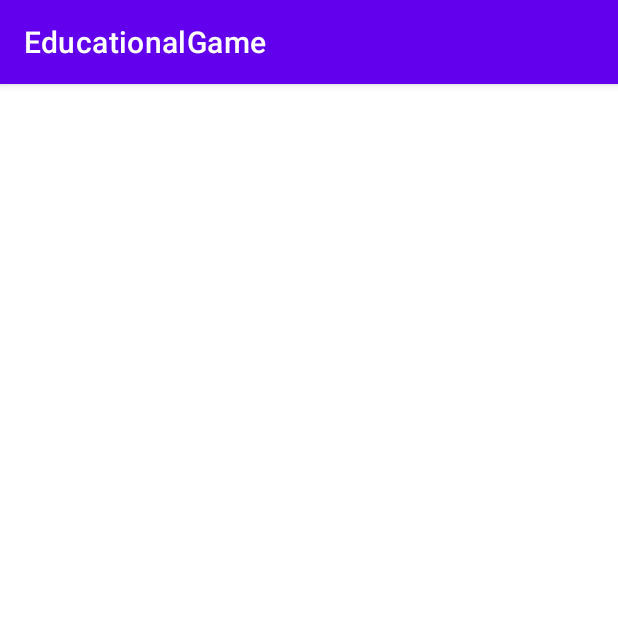
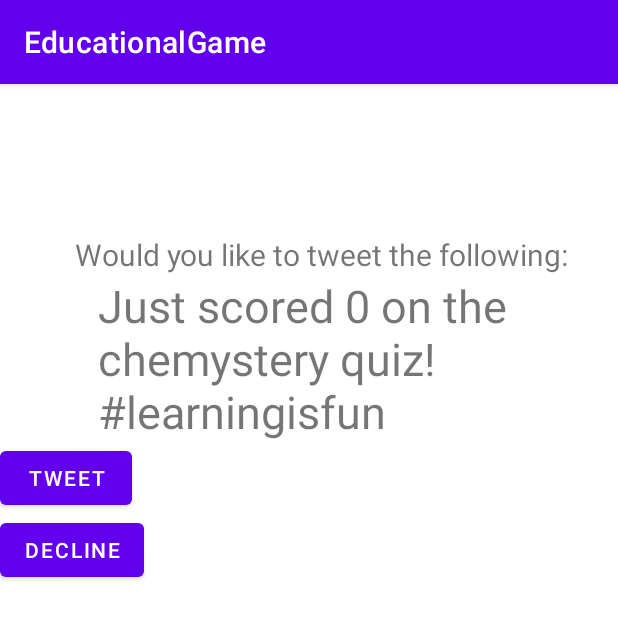
Before and after one commit to Jai-Wilson/EducationalGame, an Android app: the SocialNetworkingActivity screen opened directly, with no data from a screen before it, on a phone screen of 412 x 824 dp. Shown: the top 619 px of the screen. Run offline under Robolectric (Android 15) with nearby library versions, the phone set to English and light mode, and no system bars.

Commit message:
Add tweeting capabilities

```diff
--- a/app/build.gradle
+++ b/app/build.gradle
@@ -36,4 +36,5 @@ dependencies {
     testImplementation 'junit:junit:4.+'
     androidTestImplementation 'androidx.test.ext:junit:1.1.2'
     androidTestImplementation 'androidx.test.espresso:espresso-core:3.3.0'
+    api 'org.twitter4j:twitter4j-core:4.0.7'
 }
--- a/app/src/main/java/au/edu/jcu/cp3406/educationalgame/SocialNetworkingActivity.java
+++ b/app/src/main/java/au/edu/jcu/cp3406/educationalgame/SocialNetworkingActivity.java
@@ -2,9 +2,26 @@ package au.edu.jcu.cp3406.educationalgame;
 
 import androidx.appcompat.app.AppCompatActivity;
 
+import android.content.Intent;
 import android.os.Bundle;
+import android.util.Log;
+import android.view.View;
+import android.widget.Button;
+import android.widget.TextView;
+
+import twitter4j.Twitter;
+import twitter4j.TwitterException;
+import twitter4j.TwitterFactory;
+import twitter4j.User;
 
 public class SocialNetworkingActivity extends AppCompatActivity {
+
+    TextView userScore;
+    private Twitter twitter = TwitterFactory.getSingleton();
+    public int score;
+    private User user;
+    Button sendTweetbutton;
+    Button declineTweetButton;
 
 
 
@@ -12,5 +29,52 @@ public class SocialNetworkingActivity extends AppCompatActivity {
     protected void onCreate(Bundle savedInstanceState) {
         super.onCreate(savedInstanceState);
         setContentView(R.layout.activity_social_networking);
+
+        sendTweetbutton = findViewById(R.id.tweetButton);
+        declineTweetButton = findViewById(R.id.noTweet);
+
+        Intent intent = getIntent();
+        score = intent.getIntExtra("Score", 0);
+
+        userScore = findViewById(R.id.userScoreDisplay);
+        userScore.setText(String.format("Just scored %d on the chemystery quiz! #learningisfun", score));
+    }
+
+
+    public void sendTweetClicked(View view) {
+        Background.run(new Runnable() {
+            @Override
+            public void run() {
+                if (isAuthorised()) {
+
+                    try {
+                        twitter.updateStatus(String.format("Just scored %d on the chemystery quiz! #learningisfun", score));
+                    } catch (TwitterException ignored) {
+
+                    }
+                }
+
+            }
+        });
+
+        userScore.setText("Success!");
+
+
+    }
+
+    private boolean isAuthorised() {
+        try {
+            user = twitter.verifyCredentials();
+            Log.i("MainActivity", "verified");
+            return true;
+        } catch (Exception e) {
+            Log.i("MainActivity", "not verified");
+            return false;
+        }
+    }
+
+
+    public void declineTweet(View view) {
+        super.onBackPressed();
     }
 }
--- a/app/src/main/res/layout/activity_social_networking.xml
+++ b/app/src/main/res/layout/activity_social_networking.xml
@@ -1,9 +1,42 @@
 <?xml version="1.0" encoding="utf-8"?>
-<androidx.constraintlayout.widget.ConstraintLayout xmlns:android="http://schemas.android.com/apk/res/android"
+<LinearLayout xmlns:android="http://schemas.android.com/apk/res/android"
     xmlns:app="http://schemas.android.com/apk/res-auto"
     xmlns:tools="http://schemas.android.com/tools"
     android:layout_width="match_parent"
     android:layout_height="match_parent"
-    tools:context=".SocialNetworkingActivity">
+    tools:context=".SocialNetworkingActivity"
+    android:orientation="vertical">
 
-</androidx.constraintlayout.widget.ConstraintLayout>
+    <TextView
+        android:layout_width="wrap_content"
+        android:layout_height="wrap_content"
+        android:id="@+id/staticText"
+        android:text="Would you like to tweet the following: "
+        android:textSize="20sp"
+        android:layout_marginTop="100dp"
+        android:layout_marginStart="50dp"
+        />
+    <TextView
+        android:layout_width="wrap_content"
+        android:layout_height="wrap_content"
+        android:id="@+id/userScoreDisplay"
+        android:layout_marginStart="65dp"
+        android:hint="Score displayed here"
+        android:textSize="30sp"
+        />
+    <Button
+        android:layout_width="wrap_content"
+        android:layout_height="wrap_content"
+        android:text="Tweet"
+        android:id="@+id/tweetButton"
+        android:onClick="sendTweetClicked"
+        />
+    <Button
+        android:layout_width="wrap_content"
+        android:layout_height="wrap_content"
+        android:text="Decline"
+        android:id="@+id/noTweet"
+        android:onClick="declineTweet"
+        />
+
+</LinearLayout>
```
Also changed, not shown: app/src/main/java/au/edu/jcu/cp3406/educationalgame/Background.java (added, +8 -0 lines), app/src/main/java/au/edu/jcu/cp3406/educationalgame/GameActivity.java (+7 -1 lines), app/src/main/res/layout/activity_main.xml (+0 -8 lines).
